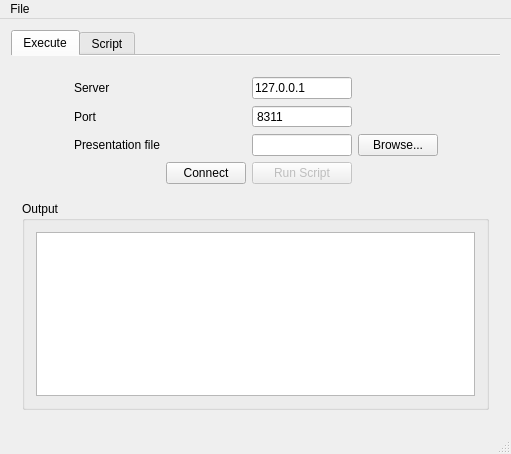
The window that client/RoboTutorClient/RoboTutorClient.ui (jettan/robotutor) describes before a commit, drawn with Qt 5.
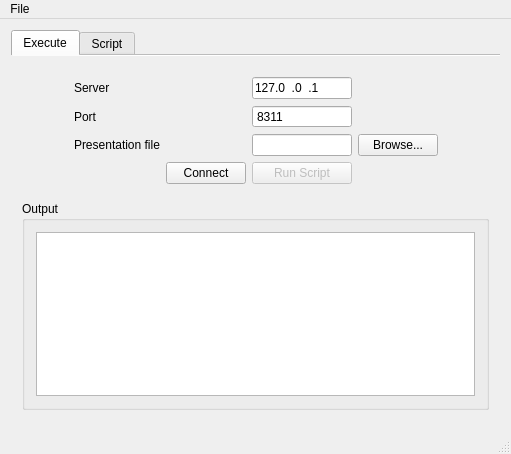
The same window after the commit. Custom widgets are drawn as their Qt base class.

What changed in the file:
```diff
--- a/client/RoboTutorClient/RoboTutorClient.ui
+++ b/client/RoboTutorClient/RoboTutorClient.ui
@@ -137,6 +137,9 @@
               <height>16777215</height>
              </size>
             </property>
+            <property name="inputMask">
+             <string>000.000.000.000</string>
+            </property>
             <property name="text">
              <string>127.0.0.1</string>
             </property>
```
